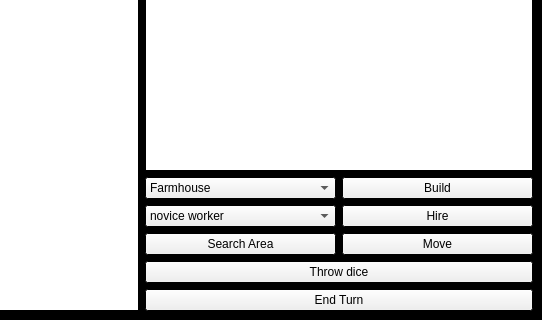
This is Game/mapwindow.ui in kemm0/Adam-Smith-s-Capitalization as Qt 5 draws it before an edit; both pictures show x 258 to 800 and y 118 to 438 of the 800 by 438 pixel window. The edited form follows.
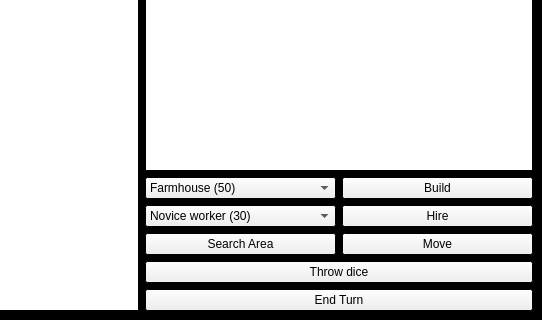
This is the edited form.

Diff of the .ui file:
```diff
--- a/Game/mapwindow.ui
+++ b/Game/mapwindow.ui
@@ -148,7 +148,7 @@
        <widget class="QComboBox" name="buildingsList">
         <item>
          <property name="text">
-          <string>Farmhouse</string>
+          <string>Farmhouse (50)</string>
          </property>
         </item>
         <item>
@@ -181,7 +181,7 @@
        <widget class="QComboBox" name="hiringList">
         <item>
          <property name="text">
-          <string>novice worker</string>
+          <string>Novice worker (30)</string>
          </property>
         </item>
         <item>
```
Left out of the diff: 8 changed lines with no effect on the pictures.
